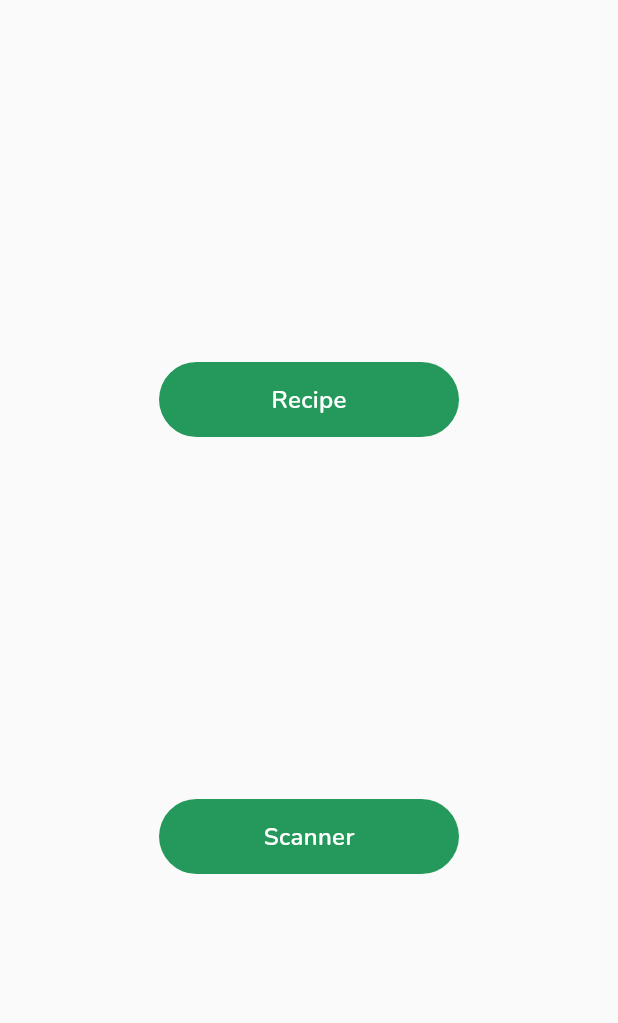
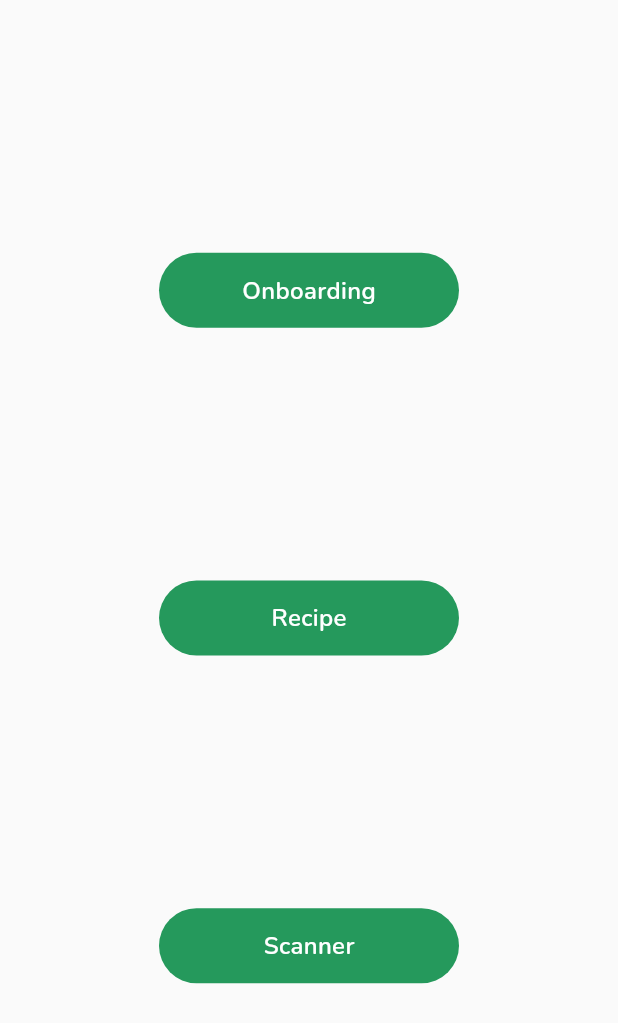
Before and after one commit to Dalton-G/rongo, a Flutter app: the FeaturePage screen opened directly, on a phone screen of 412 x 824 dp. Shown: the top 1023 px of the screen. Run offline on Flutter 3.47's test engine with Material 3 defaults, Android fonts, the phone set to English and light mode, and no system bars; our stand-ins replace firebase_core, flutter_dotenv, google_fonts, google_generative_ai, image_picker; accounts and stored records are empty; generated files the repository leaves out were written again; project files that could hold a hidden picture were left out.

Commit message:
feat: added temp feature page for devs to navigate to diff features

```diff
--- a/lib/main.dart
+++ b/lib/main.dart
@@ -5,7 +5,7 @@ import 'package:provider/provider.dart';
 import 'package:rongo/firebase_options.dart';
 import 'package:rongo/providers.dart';
 import 'package:rongo/routes.dart';
-import 'package:rongo/screen/onboarding/onboarding.dart';
+import 'package:rongo/screen/temp/feature_page.dart';
 import 'package:rongo/utils/theme/theme.dart';
 
 void main() async {
@@ -25,10 +25,9 @@ class MyApp extends StatelessWidget {
       child: MaterialApp(
         debugShowCheckedModeBanner: false,
         title: 'Rongo',
-        home: const OnboardingPage(),
+        home: const FeaturePage(),
         theme: AppTheme.lightTheme,
         routes: Routes.routes,
-
       ),
     );
   }
--- a/lib/routes.dart
+++ b/lib/routes.dart
@@ -1,6 +1,7 @@
 import 'package:flutter/material.dart';
 import 'package:rongo/screen/home/homepage.dart';
 import 'package:rongo/screen/onboarding/onboarding.dart';
+import 'package:rongo/screen/recipe/recipe_homepage.dart';
 import 'package:rongo/screen/scan_and_add/scanner.dart';
 
 class Routes {
@@ -9,10 +10,12 @@ class Routes {
   static const String onboarding = '/onboarding';
   static const String scanner = '/scanner';
   static const String homepage = '/homepage';
+  static const String recipeHomepage = '/recipe-homepage';
 
   static final dynamic routes = <String, WidgetBuilder>{
     onboarding: (BuildContext context) => const OnboardingPage(),
     scanner: (BuildContext context) => const Scanner(),
     homepage: (BuildContext context) => const HomePage(),
+    recipeHomepage: (BuildContext context) => const RecipeHomePage(),
   };
 }
--- a/lib/screen/onboarding/onboarding.dart
+++ b/lib/screen/onboarding/onboarding.dart
@@ -1,10 +1,8 @@
-import 'package:flutter/cupertino.dart';
 import 'package:flutter/material.dart';
 import 'package:rongo/screen/onboarding/onboardingpage1.dart';
 import 'package:rongo/screen/onboarding/onboardingpage2.dart';
 import 'package:rongo/screen/onboarding/onboardingpage3.dart';
 import 'package:rongo/utils/theme/theme.dart';
-import 'package:rongo/utils/utils.dart';
 import 'package:rongo/routes.dart';
 import 'package:rongo/widgets/button.dart';
 
--- a/lib/screen/temp/feature_page.dart
+++ b/lib/screen/temp/feature_page.dart
@@ -12,6 +12,10 @@ class FeaturePage extends StatelessWidget {
           mainAxisAlignment: MainAxisAlignment.spaceEvenly,
           children: [
             CustomizedButton(
+              title: "Onboarding",
+              func: () => Navigator.pushNamed(context, '/onboarding'),
+            ),
+            CustomizedButton(
               title: "Recipe",
               func: () => Navigator.pushNamed(context, '/recipe-homepage'),
             ),
--- a/lib/utils/theme/theme.dart
+++ b/lib/utils/theme/theme.dart
@@ -75,6 +75,22 @@ class AppTheme {
   //   iconTheme: _lightIconTheme,
   //   textTheme: _lightTextTheme,
   // );
+
+  // DG
+  static InputDecoration recipeDropdownMenu = InputDecoration(
+    fillColor: AppTheme.backgroundWhite,
+    filled: true,
+    prefixIcon: const Icon(Icons.soup_kitchen, color: mainGreen),
+    suffixIcon: const Icon(Icons.keyboard_arrow_down, color: mainGreen),
+    enabledBorder: OutlineInputBorder(
+      borderSide: const BorderSide(color: backgroundWhite),
+      borderRadius: BorderRadius.circular(15),
+    ),
+    focusedBorder: OutlineInputBorder(
+      borderSide: const BorderSide(color: backgroundWhite),
+      borderRadius: BorderRadius.circular(15),
+    ),
+  );
 
   // JL
   static const mainGreen = Color(0xff25995C);
```
Also changed, not shown: pubspec.lock.
